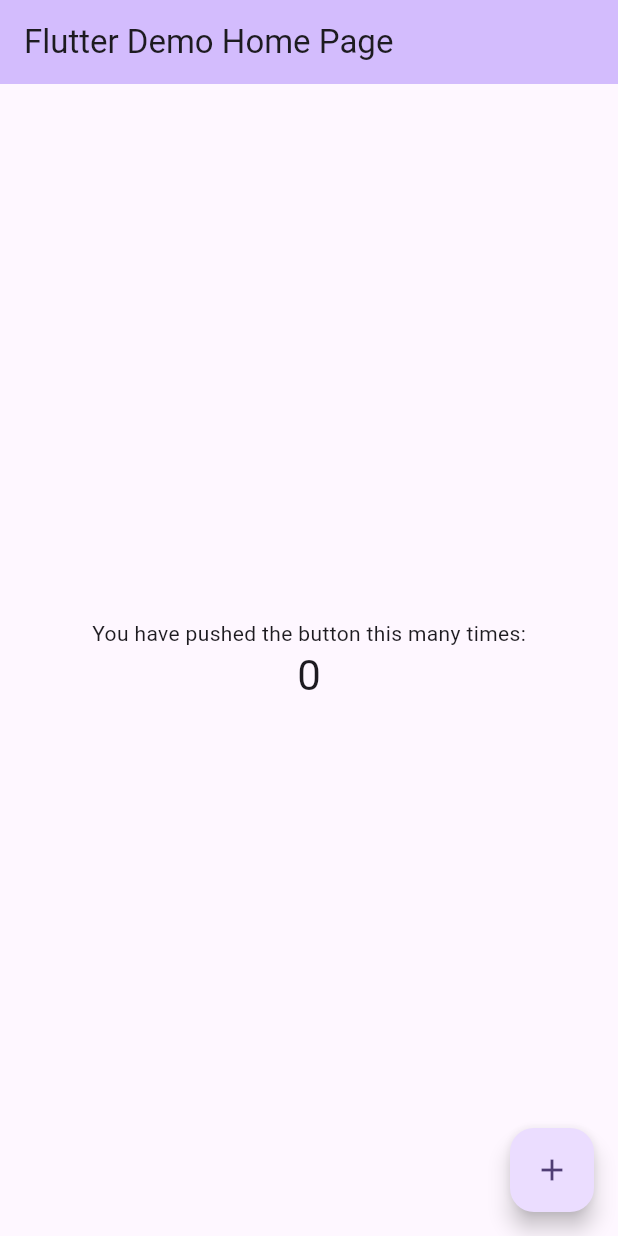
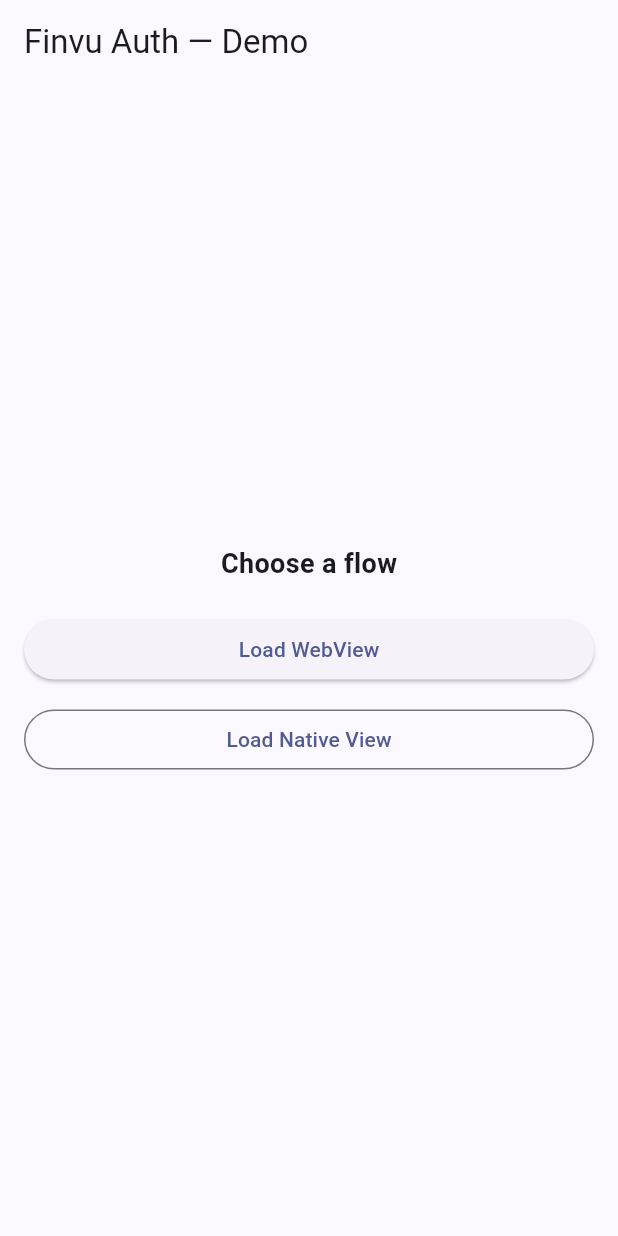
Before and after one commit to Cookiejar-technologies/finvu-auth-sdk-flutter, a Flutter app: the screen it shows after launch, on a phone screen of 412 x 824 dp. Run offline on Flutter 3.47's test engine with Material 3 defaults, Android fonts, the phone set to English and light mode, and no system bars; our stand-ins replace webview_flutter; missing offline and left inert: finvu_auth_sdk_flutter.

Commit message:
feat : demo app for how to integrate flutter sdk.

```diff
--- a/demo_app/lib/main.dart
+++ b/demo_app/lib/main.dart
@@ -1,122 +1,76 @@
+import 'package:demo_app/src/pages/native_view_page.dart';
+import 'package:demo_app/src/pages/webview_page.dart';
 import 'package:flutter/material.dart';
 
 void main() {
-  runApp(const MyApp());
+  runApp(const FinvuDemoApp());
 }
 
-class MyApp extends StatelessWidget {
-  const MyApp({super.key});
+class FinvuDemoApp extends StatelessWidget {
+  const FinvuDemoApp({super.key});
 
-  // This widget is the root of your application.
   @override
   Widget build(BuildContext context) {
     return MaterialApp(
-      title: 'Flutter Demo',
-      theme: ThemeData(
-        // This is the theme of your application.
-        //
-        // TRY THIS: Try running your application with "flutter run". You'll see
-        // the application has a purple toolbar. Then, without quitting the app,
-        // try changing the seedColor in the colorScheme below to Colors.green
-        // and then invoke "hot reload" (save your changes or press the "hot
-        // reload" button in a Flutter-supported IDE, or press "r" if you used
-        // the command line to start the app).
-        //
-        // Notice that the counter didn't reset back to zero; the application
-        // state is not lost during the reload. To reset the state, use hot
-        // restart instead.
-        //
-        // This works for code too, not just values: Most code changes can be
-        // tested with just a hot reload.
-        colorScheme: ColorScheme.fromSeed(seedColor: Colors.deepPurple),
-      ),
-      home: const MyHomePage(title: 'Flutter Demo Home Page'),
+      title: 'Finvu Auth SDK Demo',
+      theme: ThemeData(useMaterial3: true, colorSchemeSeed: Colors.indigo),
+      home: const HomePage(),
     );
   }
 }
 
-class MyHomePage extends StatefulWidget {
-  const MyHomePage({super.key, required this.title});
-
-  // This widget is the home page of your application. It is stateful, meaning
-  // that it has a State object (defined below) that contains fields that affect
-  // how it looks.
-
-  // This class is the configuration for the state. It holds the values (in this
-  // case the title) provided by the parent (in this case the App widget) and
-  // used by the build method of the State. Fields in a Widget subclass are
-  // always marked "final".
-
-  final String title;
-
-  @override
-  State<MyHomePage> createState() => _MyHomePageState();
-}
-
-class _MyHomePageState extends State<MyHomePage> {
-  int _counter = 0;
-
-  void _incrementCounter() {
-    setState(() {
-      // This call to setState tells the Flutter framework that something has
-      // changed in this State, which causes it to rerun the build method below
-      // so that the display can reflect the updated values. If we changed
-      // _counter without calling setState(), then the build method would not be
-      // called again, and so nothing would appear to happen.
-      _counter++;
-    });
-  }
+class HomePage extends StatelessWidget {
+  const HomePage({super.key});
 
   @override
   Widget build(BuildContext context) {
-    // This method is rerun every time setState is called, for instance as done
-    // by the _incrementCounter method above.
-    //
-    // The Flutter framework has been optimized to make rerunning build methods
-    // fast, so that you can just rebuild anything that needs updating rather
-    // than having to individually change instances of widgets.
     return Scaffold(
-      appBar: AppBar(
-        // TRY THIS: Try changing the color here to a specific color (to
-        // Colors.amber, perhaps?) and trigger a hot reload to see the AppBar
-        // change color while the other colors stay the same.
-        backgroundColor: Theme.of(context).colorScheme.inversePrimary,
-        // Here we take the value from the MyHomePage object that was created by
-        // the App.build method, and use it to set our appbar title.
-        title: Text(widget.title),
-      ),
+      appBar: AppBar(title: const Text('Finvu Auth — Demo')),
       body: Center(
-        // Center is a layout widget. It takes a single child and positions it
-        // in the middle of the parent.
-        child: Column(
-          // Column is also a layout widget. It takes a list of children and
-          // arranges them vertically. By default, it sizes itself to fit its
-          // children horizontally, and tries to be as tall as its parent.
-          //
-          // Column has various properties to control how it sizes itself and
-          // how it positions its children. Here we use mainAxisAlignment to
-          // center the children vertically; the main axis here is the vertical
-          // axis because Columns are vertical (the cross axis would be
-          // horizontal).
-          //
-          // TRY THIS: Invoke "debug painting" (choose the "Toggle Debug Paint"
-          // action in the IDE, or press "p" in the console), to see the
-          // wireframe for each widget.
-          mainAxisAlignment: MainAxisAlignment.center,
-          children: <Widget>[
-            const Text('You have pushed the button this many times:'),
-            Text(
-              '$_counter',
-              style: Theme.of(context).textTheme.headlineMedium,
+        child: ConstrainedBox(
+          constraints: const BoxConstraints(maxWidth: 420),
+          child: Padding(
+            padding: const EdgeInsets.all(16),
+            child: Column(
+              mainAxisSize: MainAxisSize.min,
+              children: [
+                const Text(
+                  'Choose a flow',
+                  style: TextStyle(fontSize: 18, fontWeight: FontWeight.w600),
+                ),
+                const SizedBox(height: 20),
+                SizedBox(
+                  width: double.infinity,
+                  child: ElevatedButton(
+                    onPressed: () {
+                      Navigator.push(
+                        context,
+                        MaterialPageRoute(builder: (_) => const WebViewPage()),
+                      );
+                    },
+                    child: const Text('Load WebView'),
+                  ),
+                ),
+                const SizedBox(height: 12),
+                SizedBox(
+                  width: double.infinity,
+                  child: OutlinedButton(
+                    onPressed: () {
+                      Navigator.push(
+                        context,
+                        MaterialPageRoute(
+                          builder: (_) => const NativeViewPage(),
+                        ),
+                      );
+                    },
+                    child: const Text('Load Native View'),
+                  ),
+                ),
+              ],
             ),
-          ],
+          ),
         ),
       ),
-      floatingActionButton: FloatingActionButton(
-        onPressed: _incrementCounter,
-        tooltip: 'Increment',
-        child: const Icon(Icons.add),
-      ), // This trailing comma makes auto-formatting nicer for build methods.
     );
   }
 }
```
Also changed, not shown: demo_app/lib/src/pages/native_view_page.dart (added, +205 -0 lines), demo_app/lib/src/pages/webview_page.dart (added, +50 -0 lines), demo_app/pubspec.yaml (+7 -69 lines), demo_app/pubspec.lock, 10 other files.
